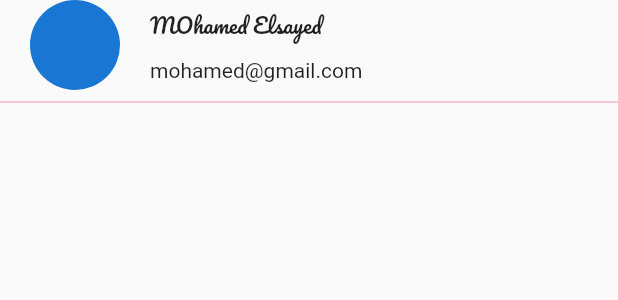
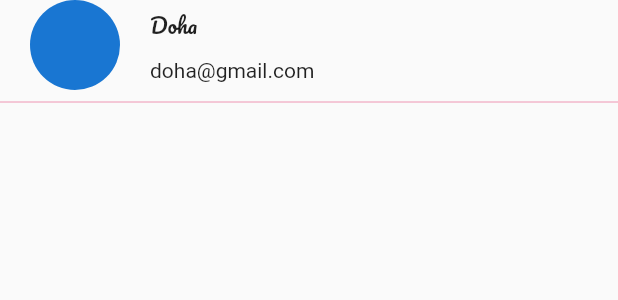
Before and after one commit to DuhaAbdullah/coffee_shop_v01, a Flutter app: the HeaderDrawer widget shown alone on an empty page, opened directly, on a phone screen of 412 x 824 dp. Shown: the top 300 px of the screen. Run offline on Flutter 3.47's test engine with Material 2 defaults, Android fonts, the light colour scheme and no system bars; our stand-ins replace easy_localization, flutter_screenutil, flutter_spinkit, flutter_svg, font_awesome_flutter, google_fonts and 1 more.

Commit message:
1:11 12/05/2022

```diff
--- a/lib/packages/components/app_drawer/drawer_home/header_drawer.dart
+++ b/lib/packages/components/app_drawer/drawer_home/header_drawer.dart
@@ -28,13 +28,13 @@ class HeaderDrawer extends StatelessWidget {
                   children: [
                     // * name
                     Text(
-                      'MOhamed Elsayed',
+                      'Doha',
                       style: GoogleFonts.pacifico(),
                     ),
                     SizedBox(height: 8.h),
                     // * email
                     const Text(
-                      'mohamed@gmail.com',
+                      'doha@gmail.com',
                       maxLines: 1,
                       overflow: TextOverflow.ellipsis,
                     ),
--- a/lib/start_main.dart
+++ b/lib/start_main.dart
@@ -1,4 +1,4 @@
-import 'package:coffee_shop_v01/packages/screens/auth/view/sign_in_screen.dart';
+import 'package:coffee_shop_v01/packages/screens/splash/views/body.dart';
 import 'package:coffee_shop_v01/services/restart_app/app_restart.dart';
 import 'package:easy_localization/easy_localization.dart';
 import 'package:flutter/material.dart';
@@ -31,7 +31,7 @@ class MyApp extends StatelessWidget {
                 .localizationDelegates, //context means to know the element place in the tree
             supportedLocales: context.supportedLocales,
             locale: context.locale,
-            initialRoute: SignInScreen.routeName,
+            initialRoute: SplashScreen.routeName,
             routes: AppRoute.route,
           );
         }),
```
Also changed, not shown: lib/packages/components/app-bar/main_appbar.dart (added, +33 -0 lines).
